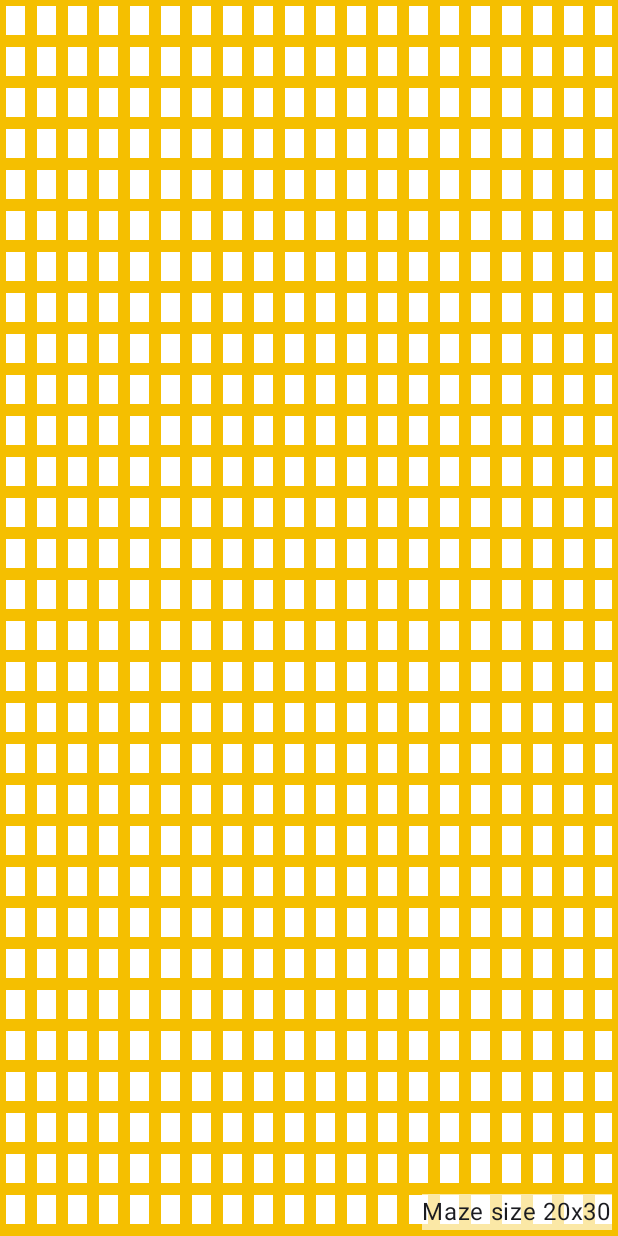
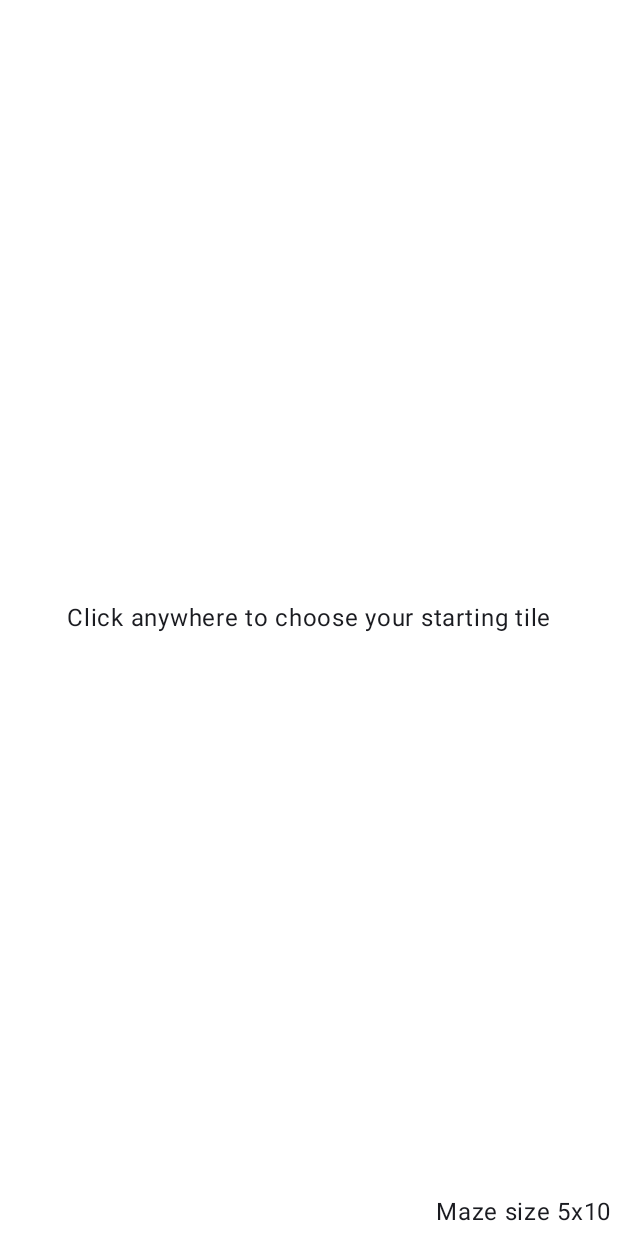
Before and after one commit to peyerc/MazeGen, an Android app built with Jetpack Compose: the screen it shows after launch (MainActivity), on a phone screen of 412 x 824 dp. Run offline under Robolectric (Android 15) with nearby library versions, the phone set to English and light mode, and no system bars; libraries missing offline, so code that uses them is left out: dev.ricknout.composesensors; 2 statements that could not run were skipped.

Commit message:
build walls during generation

```diff
--- a/app/src/main/java/ch/reason/mazegen/Cell.kt
+++ b/app/src/main/java/ch/reason/mazegen/Cell.kt
@@ -44,7 +44,7 @@ fun findWallToRemove(
 data class Cell(
     val coordinates: Coordinates,
     val size: Size,
-    val walls: List<Wall> = listOf(Wall.North, Wall.West, Wall.South, Wall.East),
+    val walls: List<Wall> = emptyList(),
     val visited: Boolean = false,
     val distanceToStart: Int = 0,
     val start: Boolean = false,
--- a/app/src/main/java/ch/reason/mazegen/MainActivity.kt
+++ b/app/src/main/java/ch/reason/mazegen/MainActivity.kt
@@ -37,6 +37,7 @@ import androidx.compose.ui.layout.onGloballyPositioned
 import androidx.compose.ui.platform.LocalDensity
 import androidx.compose.ui.tooling.preview.Preview
 import androidx.compose.ui.unit.dp
+import androidx.compose.ui.unit.sp
 import ch.reason.mazegen.ui.theme.MazeGenTheme
 import dev.ricknout.composesensors.accelerometer.rememberAccelerometerSensorValueAsState
 import kotlinx.coroutines.delay
@@ -74,8 +75,8 @@ class MainActivity : ComponentActivity() {
                     }
 
                     Maze(
-                        width = 20,
-                        height = 30,
+                        width = 5,
+                        height = 10,
                         directions = directions,
                         goalReached = {
                             println("Goal reached!!")
@@ -95,6 +96,7 @@ fun Maze(width: Int, height: Int, directions: List<Direction> = emptyList(), goa
     var start by remember { mutableStateOf<Coordinates?>(null) }
     var currentCoordinates by remember { mutableStateOf<Coordinates?>(null) }
 
+    var isGenerating by remember { mutableStateOf(false) }
     var isGameRunning by remember { mutableStateOf(false) }
 
     LaunchedEffect(start) {
@@ -102,13 +104,14 @@ fun Maze(width: Int, height: Int, directions: List<Direction> = emptyList(), goa
         maze.putAll(generateMaze(height, width, tileSize))
 
         if (start == null) return@LaunchedEffect
+
+        isGenerating = true
         currentCoordinates = start
 
-        // mark start
+        // mark start and set walls
         maze[currentCoordinates]?.let {
-            maze[it.coordinates] = it.copy(start = true)
+            maze[it.coordinates] = it.copy(start = true, walls = Wall.entries)
         }
-
         while (true) {
             // visit current cell
             val currentCell = maze[currentCoordinates] ?: throw IllegalStateException("Current cell is null")
@@ -121,6 +124,12 @@ fun Maze(width: Int, height: Int, directions: List<Direction> = emptyList(), goa
 
             currentCoordinates?.let { curCoordinates ->
                 nextCell?.let {
+
+                    // set walls
+                    maze[nextCell.coordinates]?.let {
+                        maze[nextCell.coordinates] = it.copy(walls = Wall.entries)
+                    }
+
                     // save current cell to stack
                     path.add(curCoordinates)
 
@@ -152,7 +161,7 @@ fun Maze(width: Int, height: Int, directions: List<Direction> = emptyList(), goa
                     // backtrack
                     val previousCell = path.removeLast()
                     currentCoordinates = previousCell
-                    delay(5)
+                    delay(10)
                 }
             }
             if (path.isEmpty()) break
@@ -211,8 +220,6 @@ fun Maze(width: Int, height: Int, directions: List<Direction> = emptyList(), goa
                                         }
                                     }
                                 )
-//                                .padding(wallWidth/2)
-//                                .border(1.dp, Color.Red)
                                 .size(tileSize.width.pxToDp(), tileSize.height.pxToDp())
                                 .background(
                                     if (cell.coordinates == currentCoordinates) Color.Green
@@ -272,6 +279,15 @@ fun Maze(width: Int, height: Int, directions: List<Direction> = emptyList(), goa
                 }
             }
         }
+        if (!isGenerating && !isGameRunning) {
+            Text(
+                text = "Click anywhere to choose your starting tile",
+                modifier = Modifier
+                    .align(Alignment.Center)
+                    .padding(4.dp)
+                    .background(Color.White.copy(alpha = 0.65f))
+            )
+        }
         Text(
             text = "Maze size ${width}x$height",
             modifier = Modifier
```
